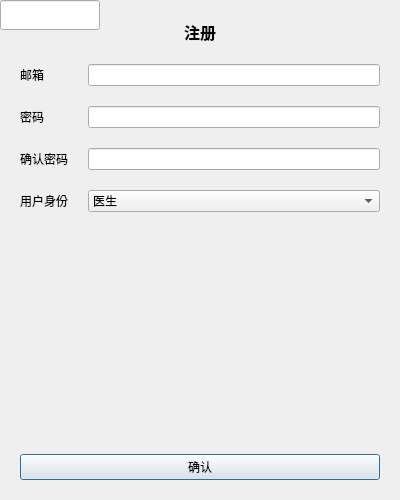
The window that code/global/registerpanel.ui (laonuo2004/cpp-qt-medical-system) describes before a commit, drawn with Qt 5.
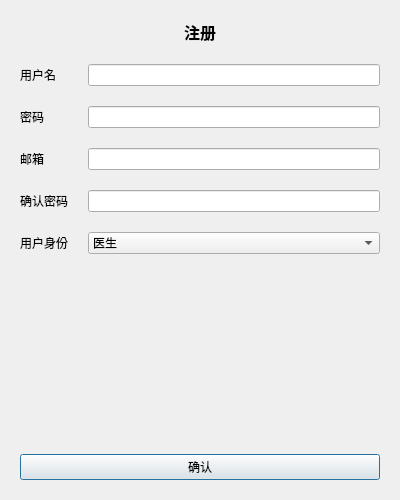
The same window after the commit.

What changed in the file:
```diff
--- a/code/global/registerpanel.ui
+++ b/code/global/registerpanel.ui
@@ -51,7 +51,7 @@
      <item row="0" column="0">
       <widget class="QLabel" name="label">
        <property name="text">
-        <string>邮箱</string>
+        <string>用户名</string>
        </property>
       </widget>
      </item>
@@ -69,9 +69,9 @@
       <widget class="QLineEdit" name="PwdInput"/>
      </item>
      <item row="2" column="0">
-      <widget class="QLabel" name="label_4">
+      <widget class="QLabel" name="label_5">
        <property name="text">
-        <string>确认密码</string>
+        <string>邮箱</string>
        </property>
       </widget>
      </item>
@@ -79,14 +79,24 @@
       <widget class="QLineEdit" name="PwdInput_2"/>
      </item>
      <item row="3" column="0">
+      <widget class="QLabel" name="label_4">
+       <property name="text">
+        <string>确认密码</string>
+       </property>
+      </widget>
+     </item>
+     <item row="3" column="1">
+      <widget class="QLineEdit" name="ConfirmPasswordEdit"/>
+     </item>
+     <item row="4" column="0">
       <widget class="QLabel" name="label_3">
        <property name="text">
         <string>用户身份</string>
        </property>
       </widget>
      </item>
-     <item row="3" column="1">
-      <widget class="QComboBox" name="RoleInput">
+     <item row="4" column="1">
+      <widget class="QComboBox" name="RoleComboBox">
        <item>
         <property name="text">
          <string>医生</string>
@@ -104,16 +114,6 @@
        </item>
       </widget>
      </item>
-     <item row="3" column="0">
-      <widget class="QLabel" name="label_4">
-       <property name="text">
-        <string>邮箱</string>
-       </property>
-      </widget>
-     </item>
-     <item row="3" column="1">
-      <widget class="QLineEdit" name="EmailInput"/>
-     </item>
     </layout>
    </item>
    <item>
```
Left out of the diff: 6 changed lines with no effect on the pictures.
